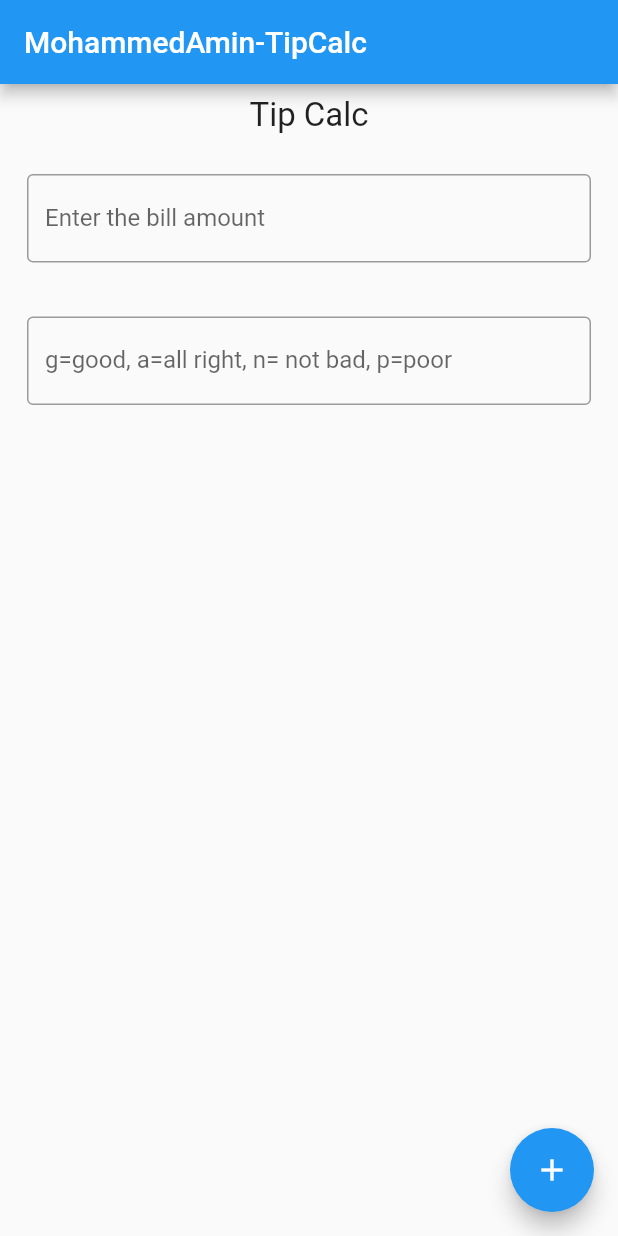
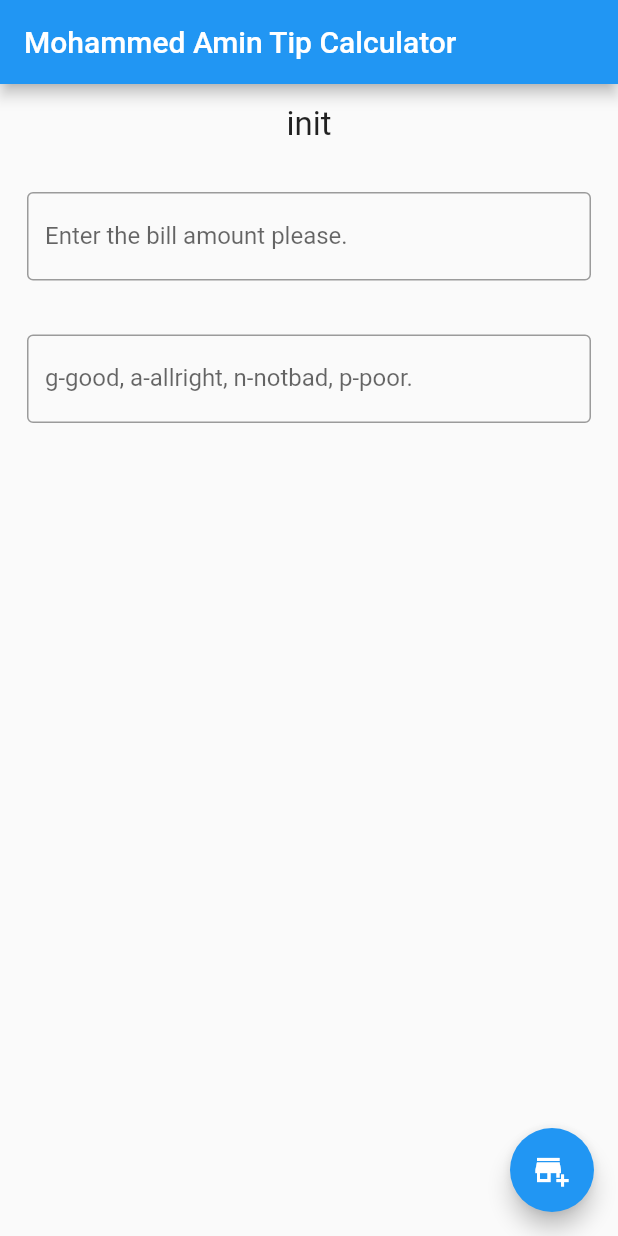
Before and after one commit to mohammeda6429/AndriodStudio-TipCalculator, a Flutter app: the screen it shows after launch, on a phone screen of 412 x 824 dp. Run offline on Flutter 3.47's test engine with Material 2 defaults, Android fonts, the phone set to English and light mode, and no system bars.

Commit message:
finished project 'tip calculator'

```diff
--- a/lib/main.dart
+++ b/lib/main.dart
@@ -11,7 +11,7 @@ class MyApp extends StatelessWidget {
   @override
   Widget build(BuildContext context) {
     return MaterialApp(
-      title: 'Flutter Demo',
+      title: 'Tip Calc ',
       theme: ThemeData(
         // This is the theme of your application.
         //
@@ -24,7 +24,7 @@ class MyApp extends StatelessWidget {
         // is not restarted.
         primarySwatch: Colors.blue,
       ),
-      home: const MyHomePage(title: 'MohammedAmin-TipCalc'),
+      home: const MyHomePage(title: 'Mohammed Amin Tip Calculator'),
     );
   }
 }
@@ -48,18 +48,19 @@ class MyHomePage extends StatefulWidget {
 }
 
 class _MyHomePageState extends State<MyHomePage> {
-  int _counter = 0;
-  String t1 = '', t2 = '', result = 'init';
-  double num2 = 0.0;
-  TipCalculate t = TipCalculate();
+  String t1='', t2='', result='init';double num2=0.0;
+  TipCalculate t=TipCalculate();
   void _incrementCounter() {
     setState(() {
+      if (t2=='') result='Enter bill amount please';
+      else if (t1=='') result='Enter a letter for service';
+      else result=t.tip(bill: num2,service: t1);
       // This call to setState tells the Flutter framework that something has
       // changed in this State, which causes it to rerun the build method below
       // so that the display can reflect the updated values. If we changed
       // _counter without calling setState(), then the build method would not be
       // called again, and so nothing would appear to happen.
-      _counter++;
+      //_counter++;
     });
   }
 
@@ -83,48 +84,49 @@ class _MyHomePageState extends State<MyHomePage> {
         child: Column(
           children: [
             Padding(
-              padding: const EdgeInsets.all(8.0),
-              child: Text("Tip Calc", style: TextStyle(fontSize: 22)),
+              padding: const EdgeInsets.all(14.0),
+              child: Text(result, style: TextStyle(fontSize: 22)),
             ),
             Padding(
               padding: const EdgeInsets.all(18.0),
-              child: TextField(decoration:
-              InputDecoration(labelText: 'Enter the bill amount',
-                border: OutlineInputBorder(),),
-                keyboardType : TextInputType.number, onChanged: (text){
-                t2 = text;
-                num2 = double.parse(t2);
-              },),
+              child: TextField(decoration: InputDecoration(labelText: 'Enter the bill amount please.',
+                border: OutlineInputBorder(),),keyboardType: TextInputType.number,
+                  onChanged: (text){
+                    t2=text;
+                    num2=double.parse(t2);
+                  }),
             ),
             Padding(
               padding: const EdgeInsets.all(18.0),
-              child: TextField(decoration:
-              InputDecoration(labelText: 'g=good, a=all right, n= not bad, p=poor',
-                border: OutlineInputBorder(),),
-                keyboardType : TextInputType.number, onChanged: (text){
-                  t1 = text;
-                },),
+              child: TextField(decoration: InputDecoration(labelText: 'g-good, a-allright, n-notbad, p-poor.',
+                border: OutlineInputBorder(),),keyboardType: TextInputType.text,
+                onChanged: (text){
+                  t1=text;
+                },
+              ),
             )
+
           ],
         ),
       ),
       floatingActionButton: FloatingActionButton(
         onPressed: _incrementCounter,
         tooltip: 'Increment',
-        child: const Icon(Icons.add),
+        child: const Icon(Icons.add_business_sharp),
       ), // This trailing comma makes auto-formatting nicer for build methods.
     );
   }
 }
+
 class TipCalculate{
-  String service=''; double bill=0.0, tiprate=0.0;
-  TipCalculate({this.bill=0.0, this.service=''});
+  String service=''; double bill=0.0,tiprate=0.0;
+  TipCalculate({this.bill=0.0,this.service=''});
   String tip({bill,service}){
-    if (service.toString().toLowerCase() =='g') tiprate=.25;
-    else if (service.toLowerCase() =='a') tiprate=.15;
-    else if (service.toLowerCase() =='n') tiprate=.1;
-    else if (service.toLowerCase() =='p') tiprate=.00;
+    if (service.toLowerCase()== 'g') tiprate=0.25;
+    else if (service.toLowerCase()=='a') tiprate= 0.15;
+    else if (service.toLowerCase()=='n') tiprate= 0.1;
+    else if (service.toLowerCase()=='p') tiprate= 0.0;
     else return 'Invalid Entry';
-    return 'Tip is ${bill * tiprate}';
+    return 'Tip is \$${bill * tiprate}';
   }
 }
```
